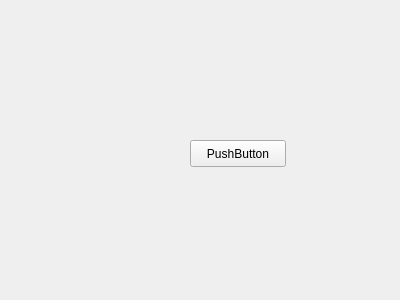
Qt form SpidrMpx3Eq/qcstmsteppermotor.ui (navrit/dexter) before a commit.
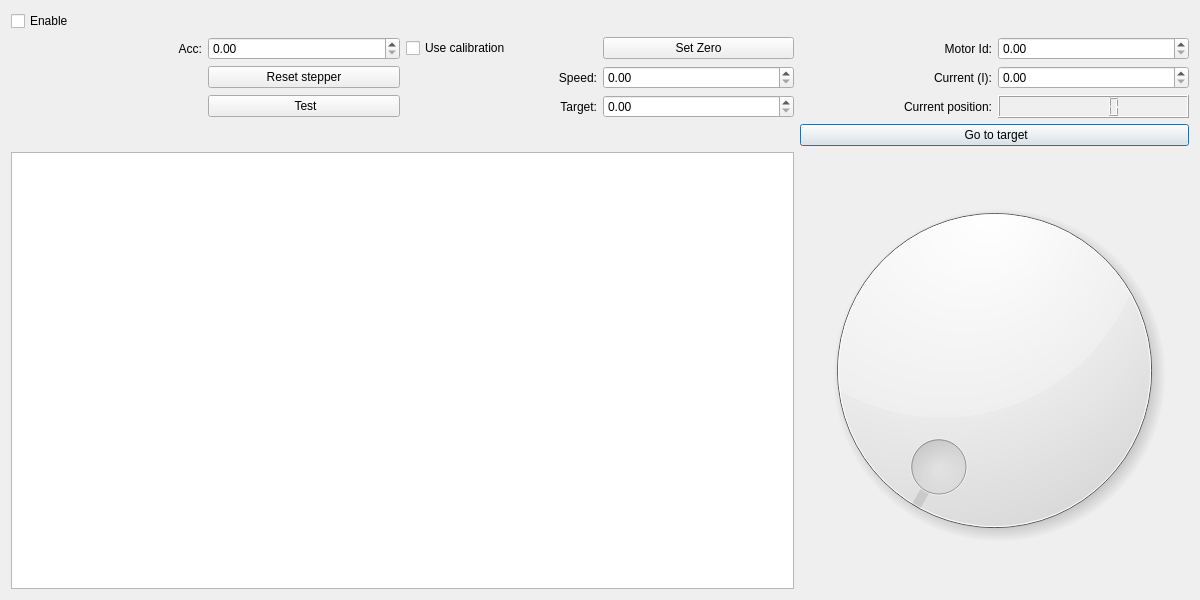
The same form after that commit. Icons and pictures are not drawn.

Commit message: Stepper motor now in Ctrl+8 WORKING

```diff
--- a/SpidrMpx3Eq/qcstmsteppermotor.ui
+++ b/SpidrMpx3Eq/qcstmsteppermotor.ui
@@ -6,26 +6,171 @@
    <rect>
     <x>0</x>
     <y>0</y>
-    <width>400</width>
-    <height>300</height>
+    <width>1200</width>
+    <height>600</height>
    </rect>
   </property>
+  <property name="minimumSize">
+   <size>
+    <width>1200</width>
+    <height>600</height>
+   </size>
+  </property>
   <property name="windowTitle">
    <string>Form</string>
   </property>
-  <widget class="QPushButton" name="pushButton">
-   <property name="geometry">
-    <rect>
-     <x>190</x>
-     <y>140</y>
-     <width>96</width>
-     <height>27</height>
-    </rect>
-   </property>
-   <property name="text">
-    <string>PushButton</string>
-   </property>
-  </widget>
+  <layout class="QVBoxLayout" name="verticalLayout">
+   <item>
+    <layout class="QGridLayout" name="gridLayout">
+     <item row="1" column="3">
+      <widget class="QPushButton" name="stepperSetZeroPushButton">
+       <property name="text">
+        <string>Set Zero</string>
+       </property>
+      </widget>
+     </item>
+     <item row="1" column="2">
+      <widget class="QCheckBox" name="stepperUseCalibCheckBox">
+       <property name="text">
+        <string>Use calibration</string>
+       </property>
+      </widget>
+     </item>
+     <item row="2" column="2">
+      <widget class="QLabel" name="label_2">
+       <property name="layoutDirection">
+        <enum>Qt::LeftToRight</enum>
+       </property>
+       <property name="text">
+        <string>Speed:</string>
+       </property>
+       <property name="alignment">
+        <set>Qt::AlignRight|Qt::AlignTrailing|Qt::AlignVCenter</set>
+       </property>
+      </widget>
+     </item>
+     <item row="2" column="3">
+      <widget class="QDoubleSpinBox" name="speedSpinBox"/>
+     </item>
+     <item row="5" column="0" colspan="4">
+      <widget class="QTableView" name="stepperCalibrationTableView"/>
+     </item>
+     <item row="3" column="1">
+      <widget class="QPushButton" name="motorTestButton">
+       <property name="text">
+        <string> Test</string>
+       </property>
+       <property name="icon">
+        <iconset resource="icons.qrc">
+         <normaloff>:/icons/config_logo.png</normaloff>:/icons/config_logo.png</iconset>
+       </property>
+      </widget>
+     </item>
+     <item row="5" column="4" colspan="2">
+      <widget class="QDial" name="motorDial"/>
+     </item>
+     <item row="0" column="0">
+      <widget class="QCheckBox" name="stepperMotorCheckBox">
+       <property name="text">
+        <string>Enable</string>
+       </property>
+      </widget>
+     </item>
+     <item row="4" column="4" colspan="2">
+      <widget class="QPushButton" name="motorGoToTargetButton">
+       <property name="text">
+        <string> Go to target</string>
+       </property>
+       <property name="icon">
+        <iconset resource="icons.qrc">
+         <normaloff>:/icons/power-button-on.png</normaloff>:/icons/power-button-on.png</iconset>
+       </property>
+       <property name="autoDefault">
+        <bool>false</bool>
+       </property>
+       <property name="default">
+        <bool>true</bool>
+       </property>
+      </widget>
+     </item>
+     <item row="1" column="5">
+      <widget class="QDoubleSpinBox" name="motorIdSpinBox"/>
+     </item>
+     <item row="2" column="4">
+      <widget class="QLabel" name="label_5">
+       <property name="text">
+        <string>Current (I):</string>
+       </property>
+       <property name="alignment">
+        <set>Qt::AlignRight|Qt::AlignTrailing|Qt::AlignVCenter</set>
+       </property>
+      </widget>
+     </item>
+     <item row="3" column="3">
+      <widget class="QDoubleSpinBox" name="targetPosSpinBox"/>
+     </item>
+     <item row="3" column="4">
+      <widget class="QLabel" name="stepperCurrentPosLabel">
+       <property name="text">
+        <string>Current position:</string>
+       </property>
+       <property name="alignment">
+        <set>Qt::AlignRight|Qt::AlignTrailing|Qt::AlignVCenter</set>
+       </property>
+      </widget>
+     </item>
+     <item row="3" column="5">
+      <widget class="QLCDNumber" name="motorCurrentPoslcdNumber"/>
+     </item>
+     <item row="2" column="1">
+      <widget class="QPushButton" name="motorResetButton">
+       <property name="text">
+        <string>Reset stepper</string>
+       </property>
+      </widget>
+     </item>
+     <item row="1" column="1">
+      <widget class="QDoubleSpinBox" name="accelerationSpinBox"/>
+     </item>
+     <item row="1" column="0">
+      <widget class="QLabel" name="label_1">
+       <property name="text">
+        <string>Acc:</string>
+       </property>
+       <property name="alignment">
+        <set>Qt::AlignRight|Qt::AlignTrailing|Qt::AlignVCenter</set>
+       </property>
+      </widget>
+     </item>
+     <item row="2" column="5">
+      <widget class="QDoubleSpinBox" name="currentISpinBox"/>
+     </item>
+     <item row="3" column="2">
+      <widget class="QLabel" name="stepperTargetPosLabel">
+       <property name="layoutDirection">
+        <enum>Qt::LeftToRight</enum>
+       </property>
+       <property name="text">
+        <string>Target:</string>
+       </property>
+       <property name="alignment">
+        <set>Qt::AlignRight|Qt::AlignTrailing|Qt::AlignVCenter</set>
+       </property>
+      </widget>
+     </item>
+     <item row="1" column="4">
+      <widget class="QLabel" name="label_4">
+       <property name="text">
+        <string>Motor Id:</string>
+       </property>
+       <property name="alignment">
+        <set>Qt::AlignRight|Qt::AlignTrailing|Qt::AlignVCenter</set>
+       </property>
+      </widget>
+     </item>
+    </layout>
+   </item>
+  </layout>
  </widget>
  <resources/>
  <connections/>
```
Left out of the diff: 4 changed lines with no effect on the pictures. The commit also changes 6 other files.
